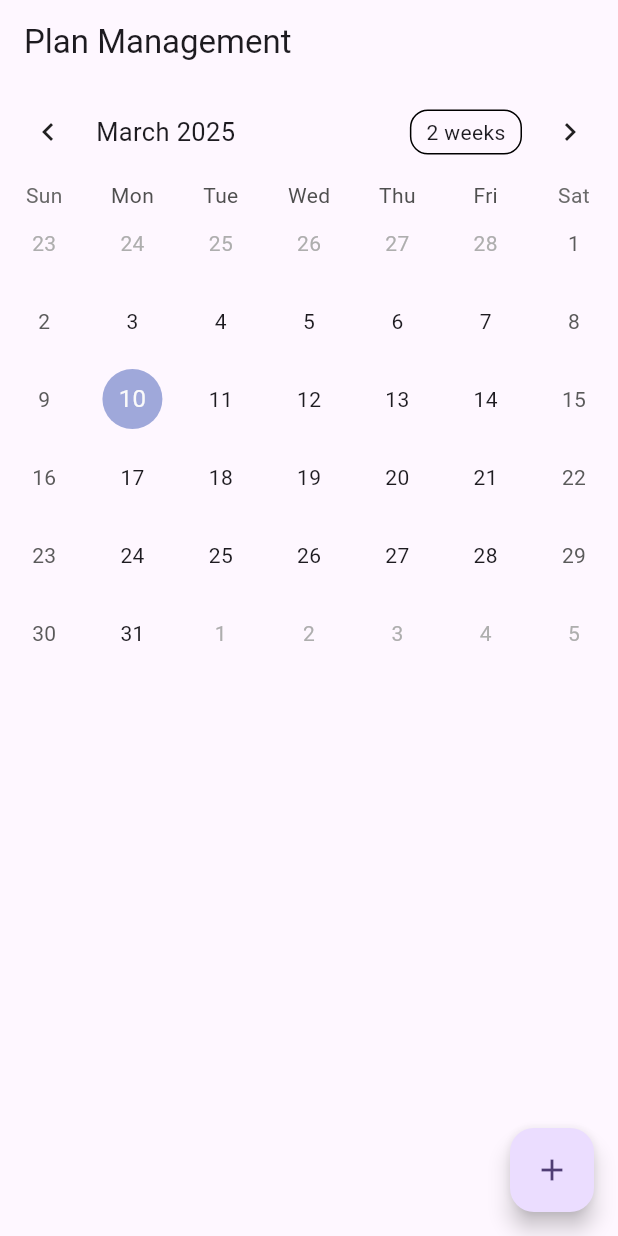
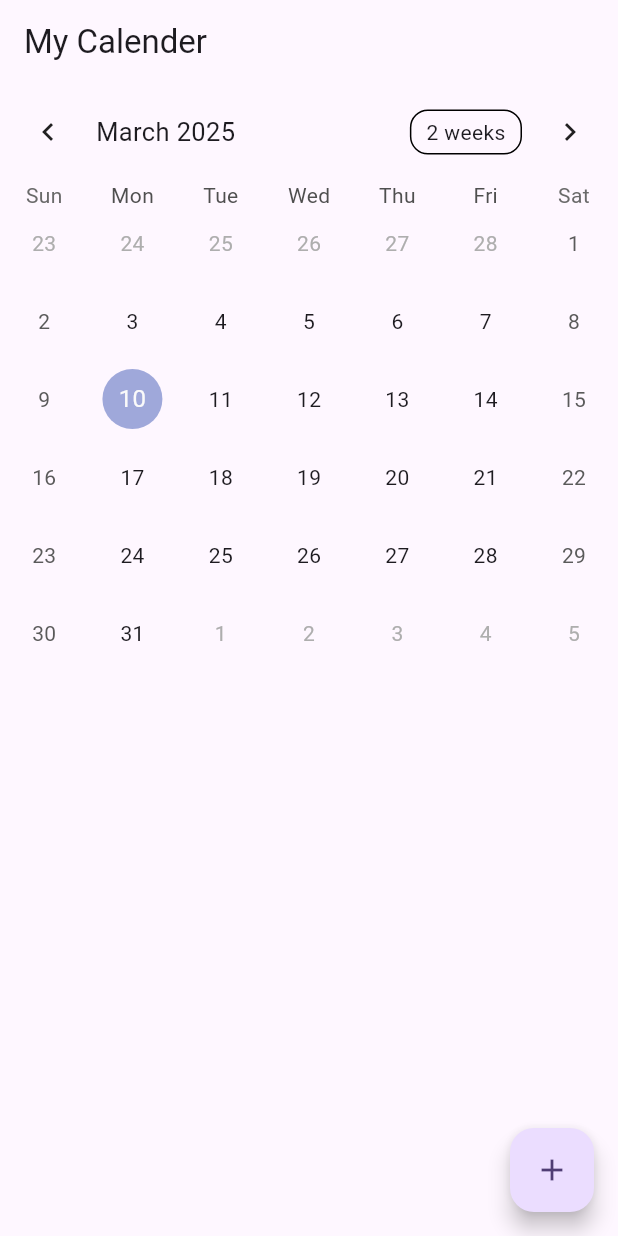
Before and after one commit to Sharmake-gif/adoption_travel, a Flutter app: the screen it shows after launch, on a phone screen of 412 x 824 dp. Run offline on Flutter 3.47's test engine with Material 3 defaults, Android fonts, the phone set to English and light mode, and no system bars; drawn by our look-alikes of table_calendar.

Commit message:
Update main.dart

```diff
--- a/lib/main.dart
+++ b/lib/main.dart
@@ -147,7 +147,7 @@
   @override
   Widget build(BuildContext context) {
     return Scaffold(
-      appBar: AppBar(title: Text('Plan Management')),
+      appBar: AppBar(title: Text('My Calender')),
       body: Column(
         children: [
           TableCalendar(
```
